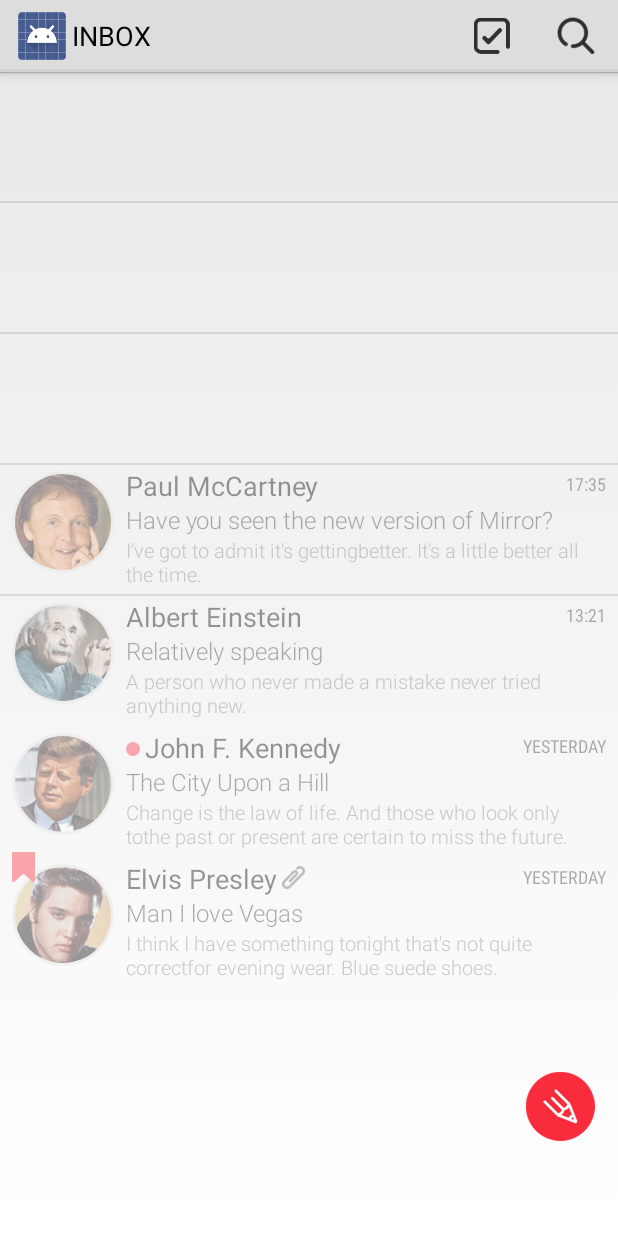
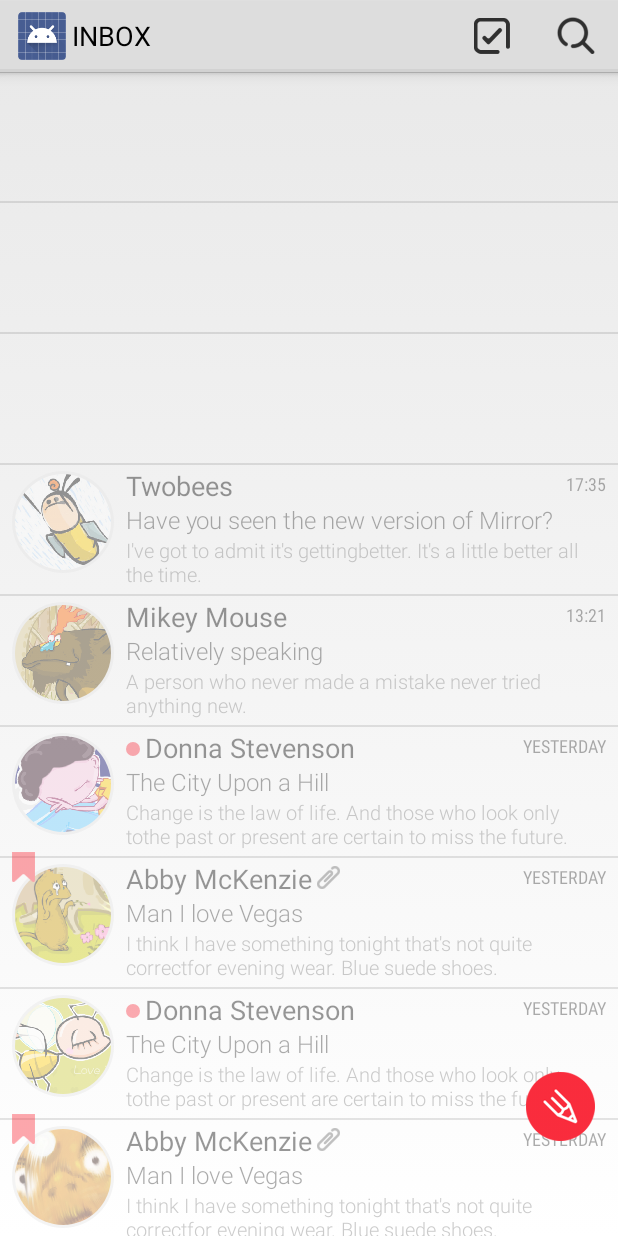
Before and after one commit to jimulabs/mirror_demos, an Android app: the screen it shows after launch (ListActivity), on a phone screen of 412 x 824 dp. Run offline under Robolectric (Android 15) with nearby library versions, the light colour scheme and no system bars; network calls fail; pictures from the network do not load.

Commit message:
Updated avatars / mail content

```diff
--- a/MirrorMailProject/MirrorMail/src/main/java/com/jimulabs/samples/mirrormail/StaticInboxAdapter.java
+++ b/MirrorMailProject/MirrorMail/src/main/java/com/jimulabs/samples/mirrormail/StaticInboxAdapter.java
@@ -135,19 +135,42 @@ public class StaticInboxAdapter extends BaseAdapter {
 
     private static List<InboxItem> makeStaticItems() {
         List<InboxItem> items = new ArrayList<InboxItem>();
-        addItem(items, R.drawable.ava1, false, "17:35", false, "Paul McCartney", false,
+        addItem(items, R.drawable.ava1, false, "17:35", false, "Twobees", false,
                 "Have you seen the new version of Mirror?", "I've got to admit it's getting" +
                 "better. It's a little better all the time.");
-        addItem(items, R.drawable.ava2, false, "13:21", false, "Albert Einstein", false,
+        addItem(items, R.drawable.ava2, false, "13:21", false, "Mikey Mouse", false,
                 "Relatively speaking", "A person who never made a mistake " +
                 "never tried anything new.");
-        addItem(items, R.drawable.ava3, false, "yesterday", true, "John F. Kennedy", false,
+        addItem(items, R.drawable.ava3, false, "yesterday", true, "Donna Stevenson", false,
                 "The City Upon a Hill", "Change is the law of life. And those who look only to" +
                 "the past or present are certain to miss the future.");
-        addItem(items, R.drawable.ava4, true, "yesterday", false, "Elvis Presley", true,
+        addItem(items, R.drawable.ava4, true, "yesterday", false, "Abby McKenzie", true,
                 "Man I love Vegas", "I think I have something tonight that's not quite correct" +
                 "for evening wear. Blue suede shoes.");
-
+        addItem(items, R.drawable.ava5, false, "yesterday", true, "Donna Stevenson", false,
+                "The City Upon a Hill", "Change is the law of life. And those who look only to" +
+                "the past or present are certain to miss the future.");
+        addItem(items, R.drawable.ava6, true, "yesterday", false, "Abby McKenzie", true,
+                "Man I love Vegas", "I think I have something tonight that's not quite correct" +
+                "for evening wear. Blue suede shoes.");
+        addItem(items, R.drawable.ava1, false, "17:35", false, "Twobees", false,
+                "Have you seen the new version of Mirror?", "I've got to admit it's getting" +
+                "better. It's a little better all the time.");
+        addItem(items, R.drawable.ava2, false, "13:21", false, "Mikey Mouse", false,
+                "Relatively speaking", "A person who never made a mistake " +
+                "never tried anything new.");
+        addItem(items, R.drawable.ava3, false, "yesterday", true, "Donna Stevenson", false,
+                "The City Upon a Hill", "Change is the law of life. And those who look only to" +
+                "the past or present are certain to miss the future.");
+        addItem(items, R.drawable.ava4, true, "yesterday", false, "Abby McKenzie", true,
+                "Man I love Vegas", "I think I have something tonight that's not quite correct" +
+                "for evening wear. Blue suede shoes.");
+        addItem(items, R.drawable.ava5, false, "yesterday", true, "Donna Stevenson", false,
+                "The City Upon a Hill", "Change is the law of life. And those who look only to" +
+                "the past or present are certain to miss the future.");
+        addItem(items, R.drawable.ava6, true, "yesterday", false, "Abby McKenzie", true,
+                "Man I love Vegas", "I think I have something tonight that's not quite correct" +
+                "for evening wear. Blue suede shoes.");
         return items;
     }
 
```
Also changed, not shown: MirrorMailProject/MirrorMail/src/main/res/drawable/ava1.png, MirrorMailProject/MirrorMail/src/main/res/drawable/ava2.png, MirrorMailProject/MirrorMail/src/main/res/drawable/ava3.png, MirrorMailProject/MirrorMail/src/main/res/drawable/ava4.png, MirrorMailProject/MirrorMail/src/main/res/drawable/ava5.png, MirrorMailProject/MirrorMail/src/main/res/drawable/ava6.png.
